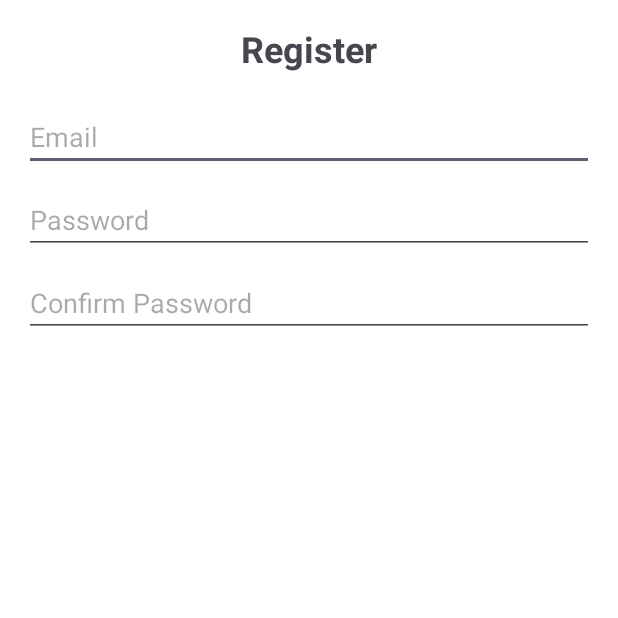
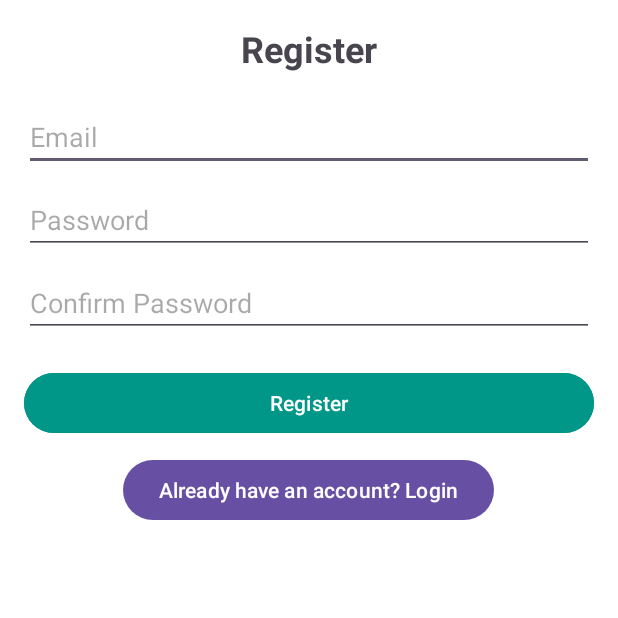
Before and after one commit to Abhi-Reddi/Personal-Diary-App-Android, an Android app: the RegisterActivity screen opened directly, with no data from a screen before it, on a phone screen of 412 x 824 dp, the top half of it. Run offline under Robolectric (Android 15) with nearby library versions, the phone set to English and light mode, and no system bars; our stand-ins replace Firebase (no records; nobody signed in at launch, a user with empty details on screens opened directly).

Commit message:
added register and login button in register activity

```diff
--- a/DiaryNotes/app/src/main/res/layout/activity_register.xml
+++ b/DiaryNotes/app/src/main/res/layout/activity_register.xml
@@ -38,6 +38,21 @@
         android:inputType="textPassword"
         android:layout_marginTop="10dp"/>
 
+    <Button
+        android:id="@+id/registerButton"
+        android:layout_width="match_parent"
+        android:layout_height="wrap_content"
+        android:text="Register"
+        android:layout_marginTop="20dp"
+        android:backgroundTint="@color/colorAccent"/>
 
+    <Button
+        android:id="@+id/loginButton"
+        android:layout_width="wrap_content"
+        android:layout_height="wrap_content"
+        android:text="Already have an account? Login"
+        android:layout_gravity="center"
+
+        android:layout_marginTop="10dp" />
 
 </LinearLayout>
```
